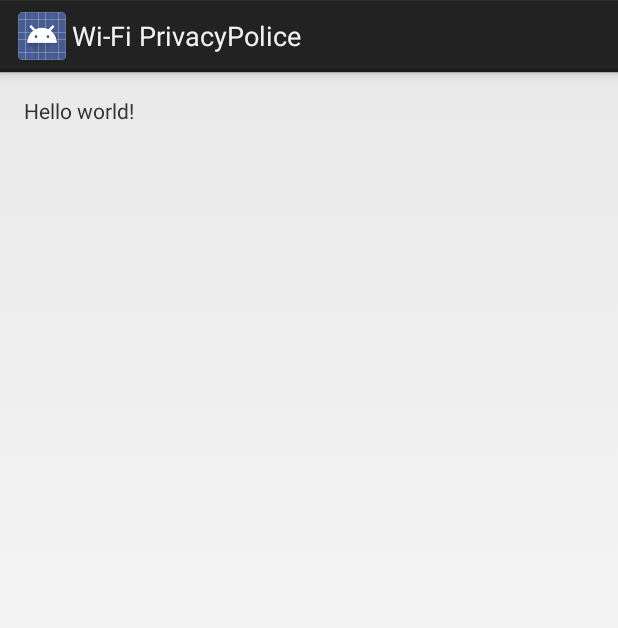
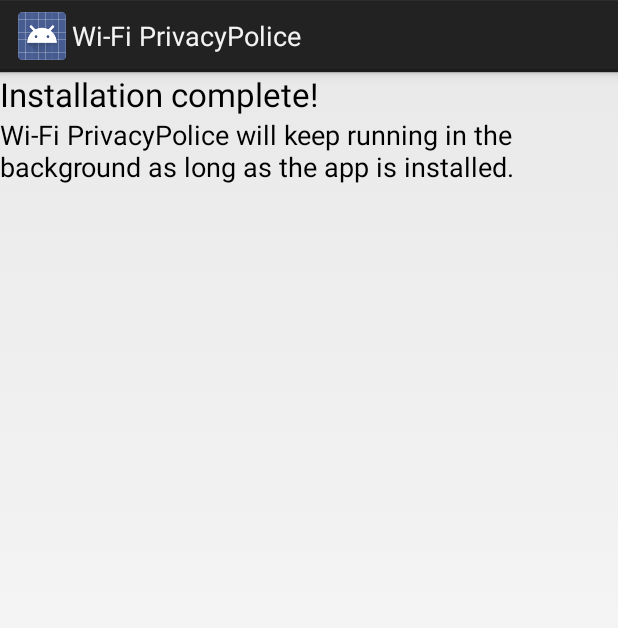
Before and after one commit to BramBonne/privacypolice, an Android app: the layout fragment_main.xml on its own in the app's theme, with its tools: preview values and no code run, on a phone screen of 412 x 824 dp. Shown: the top 628 px of the screen. Run offline under Robolectric (Android 15) with nearby library versions, the phone set to English and light mode, and no system bars.

Commit message:
Implemented Main Activity for first boot.

```diff
--- a/privacypolice/src/main/AndroidManifest.xml
+++ b/privacypolice/src/main/AndroidManifest.xml
@@ -4,13 +4,14 @@
 
     <uses-permission android:name="android.permission.ACCESS_WIFI_STATE" />
     <uses-permission android:name="android.permission.CHANGE_WIFI_STATE"/>
+    <uses-permission android:name="android.permission.RECEIVE_BOOT_COMPLETED" />
 
     <application
         android:allowBackup="true"
         android:icon="@drawable/ic_launcher"
         android:label="@string/app_name"
         android:theme="@style/AppTheme" >
-        <!--activity
+        <activity
             android:name="be.uhasselt.privacypolice.MainActivity"
             android:label="@string/app_name" >
             <intent-filter>
@@ -18,11 +19,12 @@
 
                 <category android:name="android.intent.category.LAUNCHER" />
             </intent-filter>
-        </activity-->
+        </activity>
         <!-- Receive all scan results in ScanResultsChecker class -->
         <receiver android:name="be.uhasselt.privacypolice.ScanResultsChecker" android:enabled="true">
             <intent-filter>
                 <action android:name="android.net.wifi.SCAN_RESULTS" />
+                <action android:name="android.intent.action.BOOT_COMPLETED" />
             </intent-filter>
         </receiver>
     </application>
--- a/privacypolice/src/main/res/layout/fragment_main.xml
+++ b/privacypolice/src/main/res/layout/fragment_main.xml
@@ -1,16 +1,21 @@
-<RelativeLayout xmlns:android="http://schemas.android.com/apk/res/android"
-    xmlns:tools="http://schemas.android.com/tools"
-    android:layout_width="match_parent"
-    android:layout_height="match_parent"
-    android:paddingLeft="@dimen/activity_horizontal_margin"
-    android:paddingRight="@dimen/activity_horizontal_margin"
-    android:paddingTop="@dimen/activity_vertical_margin"
-    android:paddingBottom="@dimen/activity_vertical_margin"
-    tools:context="be.uhasselt.privacypolice.MainActivity$PlaceholderFragment">
+<LinearLayout
+    android:orientation="vertical"
+    android:layout_width="fill_parent"
+    android:layout_height="fill_parent"
+    xmlns:android="http://schemas.android.com/apk/res/android">
 
     <TextView
-        android:text="@string/hello_world"
         android:layout_width="wrap_content"
-        android:layout_height="wrap_content" />
+        android:layout_height="wrap_content"
+        android:textAppearance="?android:attr/textAppearanceLarge"
+        android:text="@string/done"
+        android:id="@+id/textView"
+        android:textAlignment="center" />
 
-</RelativeLayout>
+    <TextView
+        android:layout_width="wrap_content"
+        android:layout_height="wrap_content"
+        android:textAppearance="?android:attr/textAppearanceMedium"
+        android:text="@string/doneexpl"
+        android:id="@+id/textView2" />
+</LinearLayout>
--- a/privacypolice/src/main/res/values/strings.xml
+++ b/privacypolice/src/main/res/values/strings.xml
@@ -2,7 +2,8 @@
 <resources>
 
     <string name="app_name">Wi-Fi PrivacyPolice</string>
-    <string name="hello_world">Hello world!</string>
+    <string name="done">Installation complete!</string>
+    <string name="doneexpl">Wi-Fi PrivacyPolice will keep running in the background as long as the app is installed.</string>
     <string name="action_settings">Settings</string>
 
 </resources>
```
